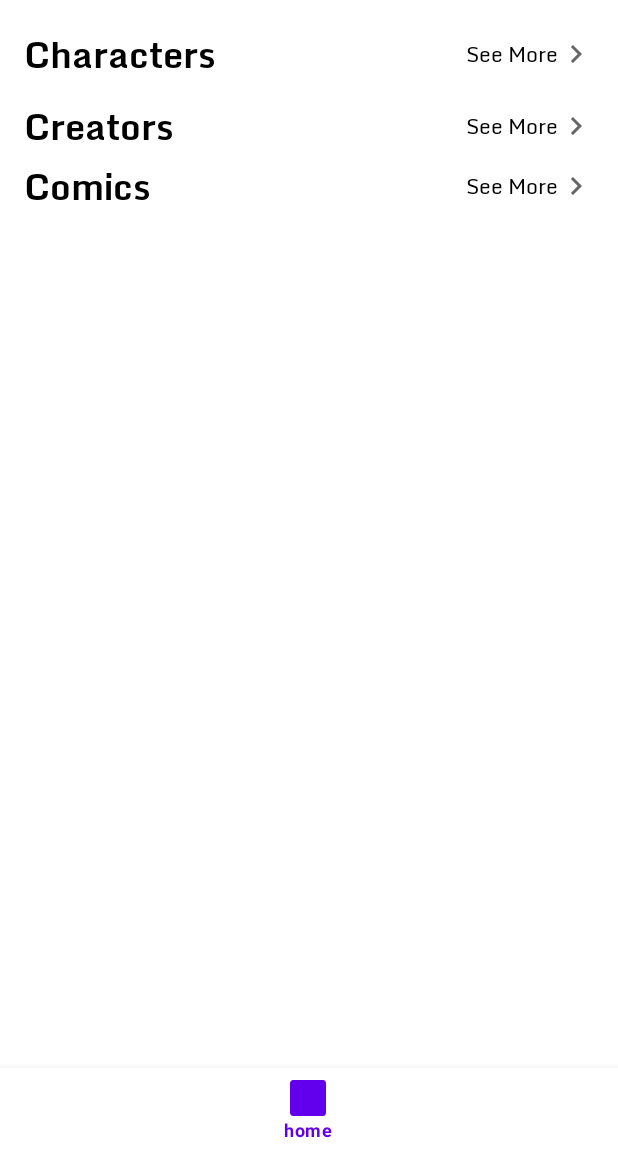
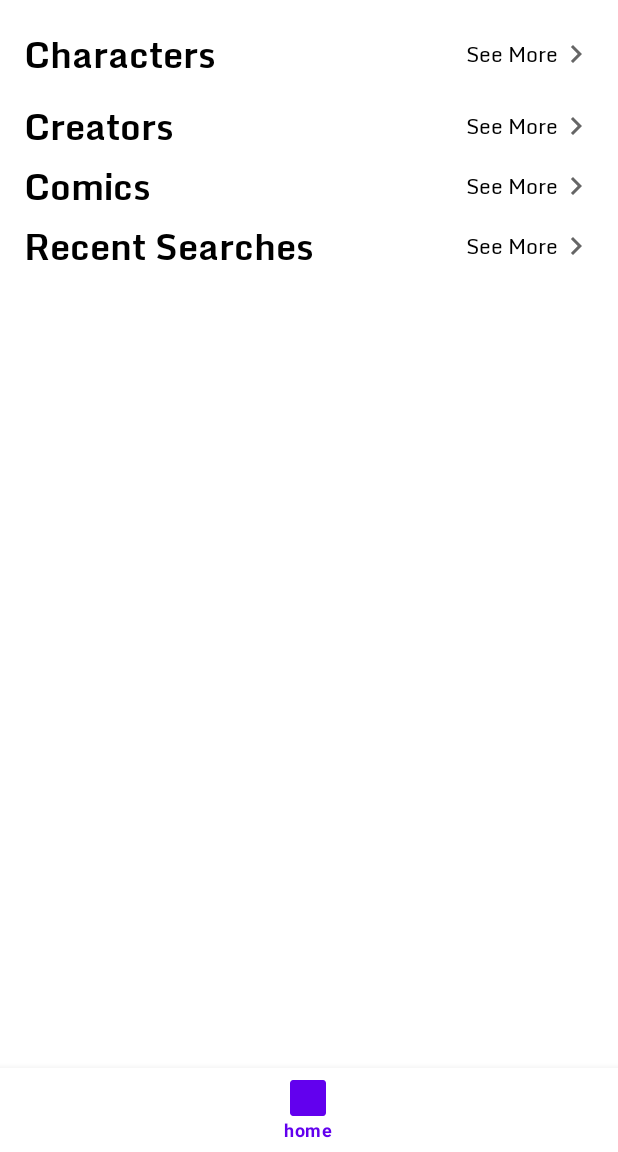
Before and after one commit to Shahad-Kadhim/Marvel-App, an Android app: the screen it shows after launch (MainActivity), on a phone screen of 412 x 824 dp, the part 84-1236 px from its top. Run offline under Robolectric (Android 15) with nearby library versions, the phone set to English and light mode, and no system bars; our stand-ins replace Dagger/Hilt's generated code, Room's generated code, data binding, navigation-ui; network calls fail; pictures from the network do not load; 3 statements that could not run were skipped.

Commit message:
design recent searches item

```diff
--- a/app/src/main/java/com/example/app/marvel/data/local/entities/SearchesEntity.kt
+++ b/app/src/main/java/com/example/app/marvel/data/local/entities/SearchesEntity.kt
@@ -1,13 +1,13 @@
 package com.example.app.marvel.data.local.entities
 
-import androidx.room.Entity
-import androidx.room.PrimaryKey
+import androidx.room.*
 import java.util.*
 
 @Entity
 data class SearchesEntity (
     @PrimaryKey val id: Int,
     val imageUrl: String,
+    val name: String,
     val date: Date,
     val type: String
 )
--- a/app/src/main/java/com/example/app/marvel/domain/mappers/SearchesMapper.kt
+++ b/app/src/main/java/com/example/app/marvel/domain/mappers/SearchesMapper.kt
@@ -14,6 +14,7 @@ class SearchesMapper @Inject constructor()
         Searches(
             id = input.id,
             imageUrl = input.imageUrl,
+            name = input.name,
             type = input.type
         )
 
@@ -22,6 +23,7 @@ class SearchesMapper @Inject constructor()
             id = input.id,
             imageUrl = input.imageUrl,
             type = input.type,
+            name= input.name,
             date = Date()
         )
 }
--- a/app/src/main/java/com/example/app/marvel/domain/models/Searches.kt
+++ b/app/src/main/java/com/example/app/marvel/domain/models/Searches.kt
@@ -4,5 +4,6 @@ package com.example.app.marvel.domain.models
 class Searches(
     val id: Int,
     val imageUrl: String,
+    val name: String,
     val type: String
 )
--- a/app/src/main/java/com/example/app/marvel/ui/home/HomeRecyclerAdapter.kt
+++ b/app/src/main/java/com/example/app/marvel/ui/home/HomeRecyclerAdapter.kt
@@ -135,4 +135,8 @@ interface HomeInteractionListener: BaseInteractionListener {
 
     fun onclickSeeMoreComics()
 
+    fun onClickItemSearch(searchId: Int)
+
+    fun onclickSeeMoreSearches()
+
 }
--- a/app/src/main/res/layout/recent_searcher.xml
+++ b/app/src/main/res/layout/recent_searcher.xml
@@ -1,6 +1,7 @@
 <?xml version="1.0" encoding="utf-8"?>
 <layout xmlns:android="http://schemas.android.com/apk/res/android"
-    xmlns:app="http://schemas.android.com/apk/res-auto">
+    xmlns:app="http://schemas.android.com/apk/res-auto"
+    xmlns:tools="http://schemas.android.com/tools">
 
     <data>
         <variable
@@ -11,17 +12,48 @@
             type="com.example.app.marvel.ui.home.HomeInteractionListener" />
     </data>
 
-
     <androidx.constraintlayout.widget.ConstraintLayout
         android:layout_width="match_parent"
         android:layout_height="wrap_content">
 
+        <TextView
+            android:id="@+id/itemTitle"
+            android:layout_width="wrap_content"
+            android:layout_height="wrap_content"
+            android:fontFamily="@font/monda_bold"
+            android:textSize="24sp"
+            android:textColor="@color/black"
+            android:text="@string/recent_searches"
+            android:layout_marginHorizontal="16dp"
+            app:layout_constraintTop_toTopOf="parent"
+            app:layout_constraintStart_toStartOf="parent"/>
+
         <androidx.recyclerview.widget.RecyclerView
+            android:id="@+id/recyclerView2"
             android:layout_width="match_parent"
-            android:layout_height="match_parent"
+            android:layout_height="wrap_content"
             android:adapter="@{adapter}"
+            android:orientation="horizontal"
             app:layoutManager="androidx.recyclerview.widget.LinearLayoutManager"
-            android:orientation="horizontal"/>
+            app:layout_constraintBottom_toBottomOf="parent"
+            app:layout_constraintTop_toBottomOf="@id/itemTitle"
+            tools:listitem="@layout/search_item" />
+
+
+        <TextView
+            android:id="@+id/see_more"
+            android:layout_width="wrap_content"
+            android:layout_height="wrap_content"
+            android:fontFamily="@font/monda_regular400"
+            android:text="@string/see_more"
+            android:textColor="@color/black"
+            android:onClick="@{()-> listener.onclickSeeMoreSearches()}"
+            android:textSize="14sp"
+            android:drawableEnd="@drawable/ic_baseline_keyboard_arrow_right_24"
+            android:layout_marginHorizontal="16dp"
+            app:layout_constraintBottom_toBottomOf="@+id/itemTitle"
+            app:layout_constraintEnd_toEndOf="parent"
+            app:layout_constraintTop_toTopOf="@+id/itemTitle" />
 
     </androidx.constraintlayout.widget.ConstraintLayout>
 </layout>
--- a/app/src/main/res/values/strings.xml
+++ b/app/src/main/res/values/strings.xml
@@ -4,4 +4,5 @@
     <string name="see_more">See More</string>
     <string name="creators">Creators</string>
     <string name="comic">Comics</string>
+    <string name="recent_searches">Recent Searches</string>
 </resources>
```
Also changed, not shown: app/src/main/java/com/example/app/marvel/ui/home/HomeViewModel.kt (+10 -1 lines), app/src/main/res/layout/search_item.xml (+42 -8 lines).
